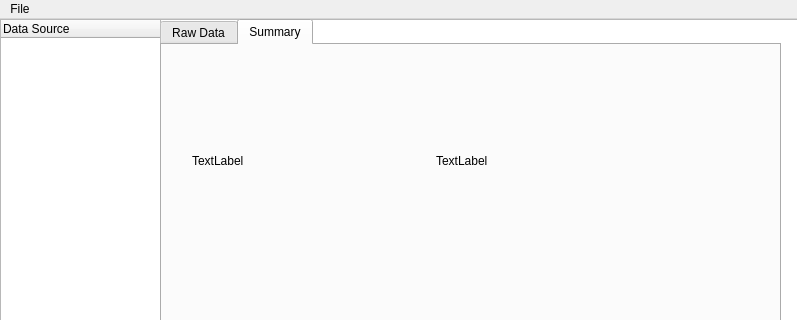
Qt form servers/habitat_monitor/src/HabitatMonitorGUI/habitatmonitorgui/habitat.ui (mars-planet/mars_city) before a commit; both pictures show x 0 to 797 and y 0 to 320 of the 797 by 600 pixel window.
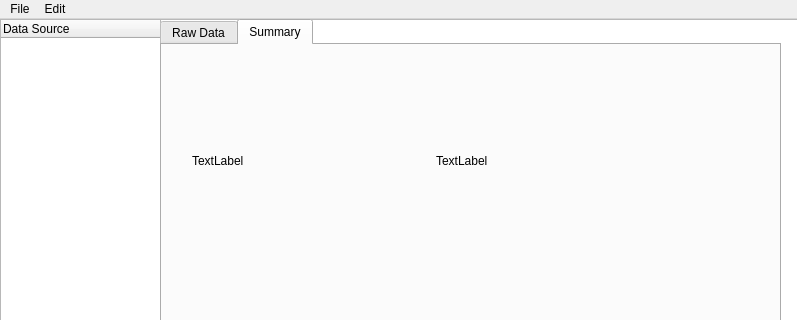
The same form after that commit.

```diff
--- a/servers/habitat_monitor/src/HabitatMonitorGUI/habitatmonitorgui/habitat.ui
+++ b/servers/habitat_monitor/src/HabitatMonitorGUI/habitatmonitorgui/habitat.ui
@@ -277,7 +277,14 @@
     <addaction name="actionAddDevice"/>
     <addaction name="actionCreate_Branch"/>
    </widget>
+   <widget class="QMenu" name="menuEdit">
+    <property name="title">
+     <string>Edit</string>
+    </property>
+    <addaction name="actionModify_Summary"/>
+   </widget>
    <addaction name="menuFile"/>
+   <addaction name="menuEdit"/>
   </widget>
   <widget class="QStatusBar" name="statusbar"/>
   <action name="actionAddDevice">
```
Left out of the diff: 5 changed lines with no effect on the pictures.
